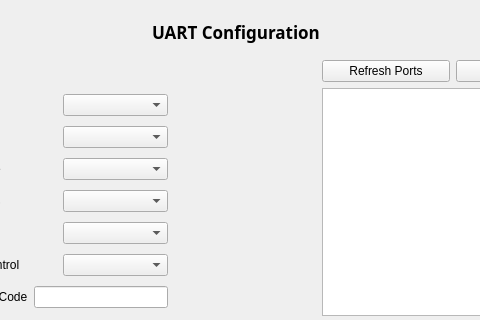
First picture: the form in uart.ui, repository Nourreddine1920/Serial_Port_COM, before the edit; both pictures show x 138 to 618 and y 0 to 320 of the 800 by 600 pixel window.
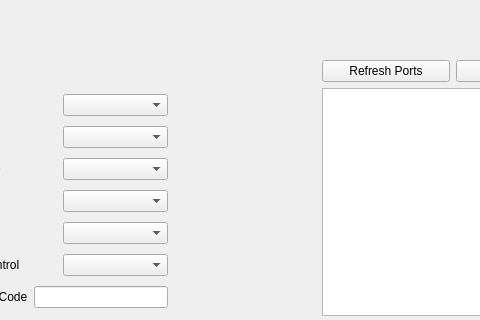
Second picture: the form after the edit.

```diff
--- a/uart.ui
+++ b/uart.ui
@@ -14,26 +14,6 @@
    <string>Uart</string>
   </property>
   <widget class="QWidget" name="centralwidget">
-   <widget class="QLabel" name="UartConfig">
-    <property name="geometry">
-     <rect>
-      <x>290</x>
-      <y>20</y>
-      <width>176</width>
-      <height>24</height>
-     </rect>
-    </property>
-    <property name="font">
-     <font>
-      <family>Tw Cen MT Condensed Extra Bold</family>
-      <pointsize>13</pointsize>
-      <bold>true</bold>
-     </font>
-    </property>
-    <property name="text">
-     <string>UART Configuration</string>
-    </property>
-   </widget>
    <widget class="QWidget" name="layoutWidget">
     <property name="geometry">
      <rect>
```
